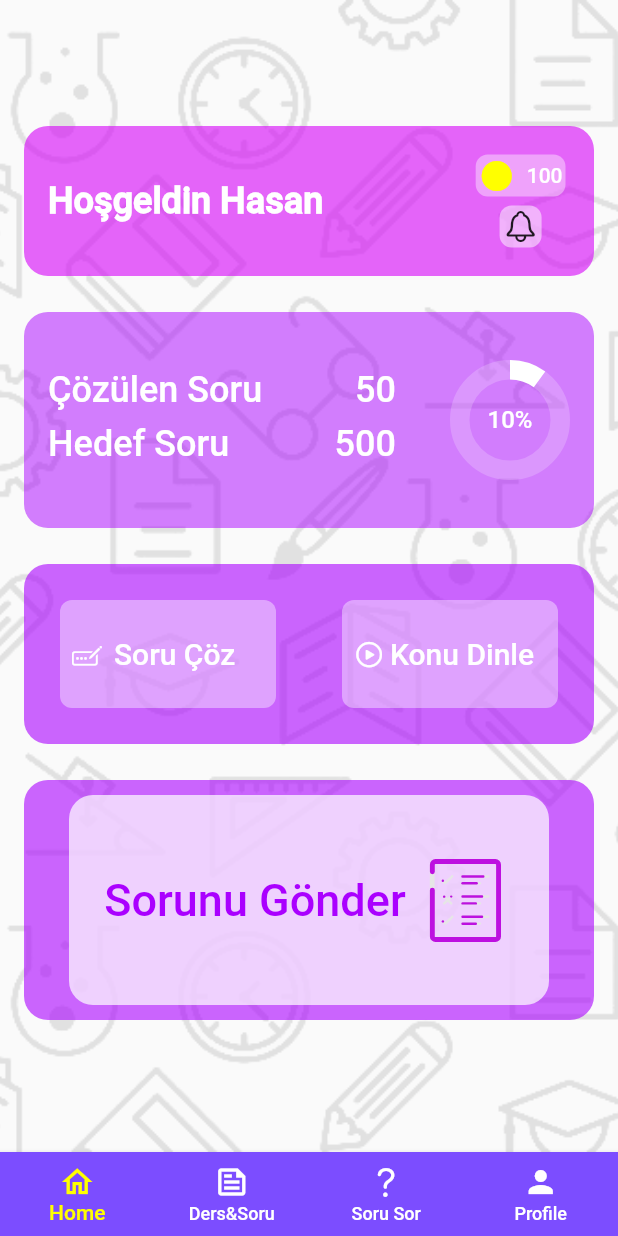
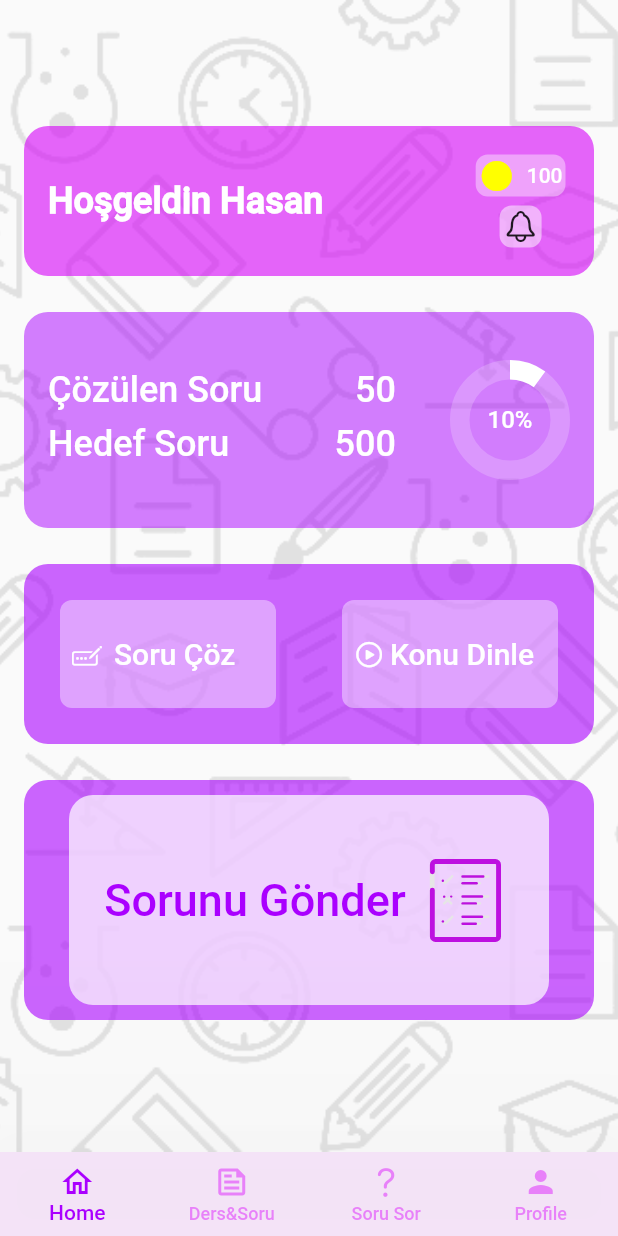
Before and after one commit to hasanaliozdemir/flutterHackhaton, a Flutter app: the HomePage screen opened directly, on a phone screen of 412 x 824 dp. Run offline on Flutter 3.47's test engine with Material 2 defaults, Android fonts, the phone set to English and light mode, and no system bars; drawn by our look-alikes of percent_indicator; our stand-ins replace animated_text_kit, cloud_firestore, email_validator, firebase_auth, firebase_core, get and 3 more; accounts and stored records are empty.

Commit message:
bottombar color change

```diff
--- a/flutter_app/lib/core/components/bottom_bar.dart
+++ b/flutter_app/lib/core/components/bottom_bar.dart
@@ -1,5 +1,6 @@
 import 'package:flutter/cupertino.dart';
 import 'package:flutter/material.dart';
+import 'package:flutter_app/core/colors.dart';
 import 'package:flutter_app/view/homepage/homepage.dart';
 import 'package:flutter_app/view/lessonspage/lessons_page.dart';
 import 'package:flutter_app/view/profile/profile_page.dart';
@@ -14,11 +15,13 @@ class CustomBottomBar extends StatelessWidget {
   @override
   Widget build(BuildContext context) {
     return BottomNavigationBar(
-      selectedItemColor: Colors.yellowAccent,
-      unselectedItemColor: Colors.white,
+
+      currentIndex: index,
+      selectedItemColor: blue700,
+      unselectedItemColor: blue200.withOpacity(0.6),
       type: BottomNavigationBarType.fixed,
-      elevation: 3,
-      backgroundColor: Colors.deepPurpleAccent,
+      elevation: 300,
+      backgroundColor: blue200.withOpacity(0.1),
       items: const [
         BottomNavigationBarItem(
           label: "Home",
```
